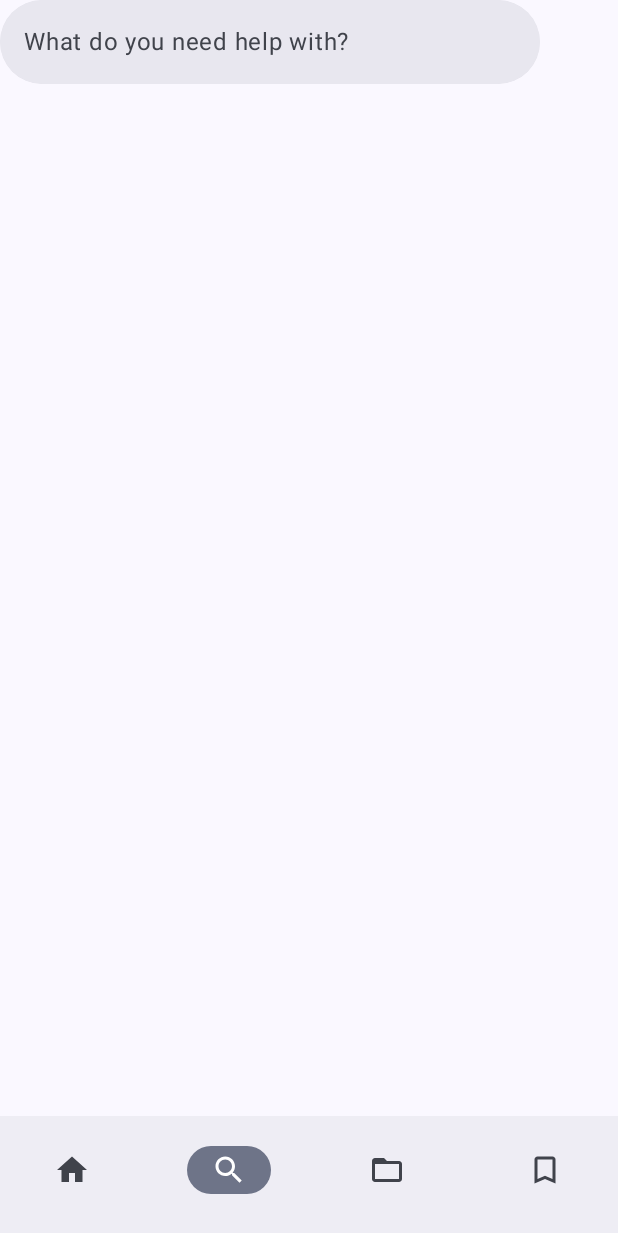
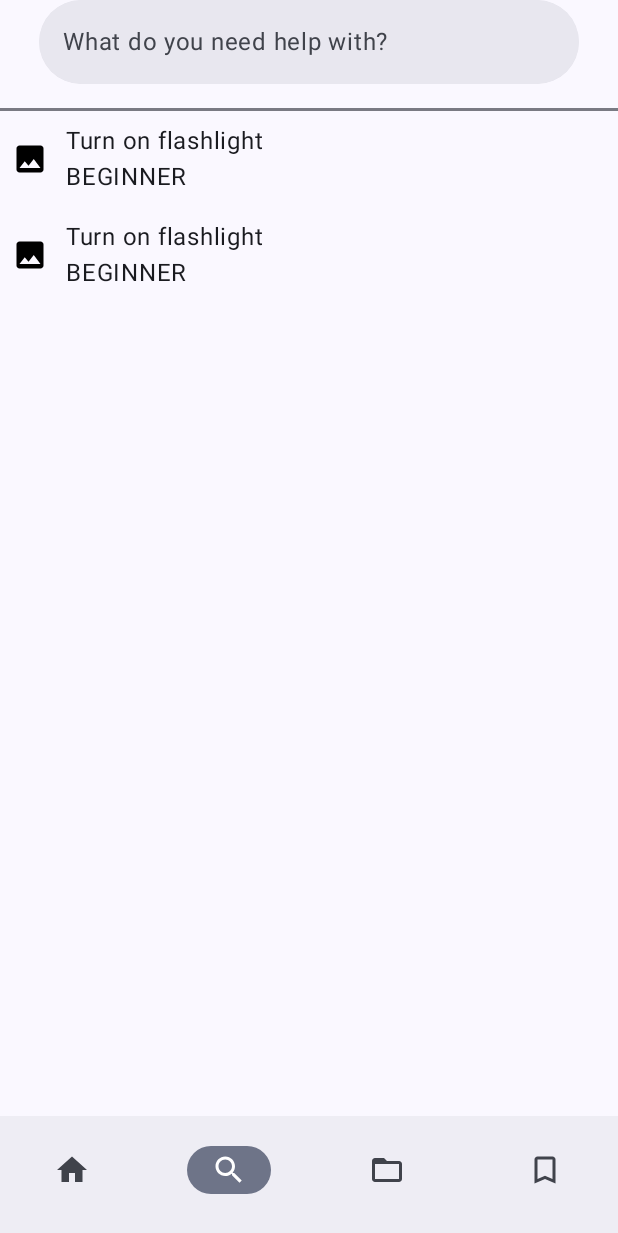
Before and after one commit to EmmaHelser/Accessibili-Buddy, an Android app built with Jetpack Compose: the SearchScreen screen opened through its navigation route, on a phone screen of 412 x 824 dp. Shown: the top 1233 px of the screen. Run offline under Robolectric (Android 15) with nearby library versions, the phone set to English and light mode, and no system bars; our stand-ins replace Dagger/Hilt's generated code; libraries missing offline, so code that uses them is left out: androidx.hilt.lifecycle.

Commit message:
working on search screen UI

```diff
--- a/app/src/main/java/com/experimental/accessibili_buddy/search/SearchScreen.kt
+++ b/app/src/main/java/com/experimental/accessibili_buddy/search/SearchScreen.kt
@@ -4,20 +4,29 @@ import androidx.compose.foundation.Image
 import androidx.compose.foundation.layout.Arrangement
 import androidx.compose.foundation.layout.Column
 import androidx.compose.foundation.layout.Row
+import androidx.compose.foundation.layout.Spacer
 import androidx.compose.foundation.layout.fillMaxSize
+import androidx.compose.foundation.layout.fillMaxWidth
+import androidx.compose.foundation.layout.height
+import androidx.compose.foundation.layout.padding
 import androidx.compose.foundation.lazy.LazyColumn
+import androidx.compose.foundation.lazy.items
 import androidx.compose.foundation.text.input.rememberTextFieldState
 import androidx.compose.material.icons.Icons
 import androidx.compose.material.icons.filled.Image
 import androidx.compose.material3.ExperimentalMaterial3Api
+import androidx.compose.material3.HorizontalDivider
 import androidx.compose.material3.SearchBar
 import androidx.compose.material3.SearchBarDefaults
 import androidx.compose.material3.Text
 import androidx.compose.material3.rememberSearchBarState
 import androidx.compose.runtime.Composable
+import androidx.compose.ui.Alignment
 import androidx.compose.ui.Modifier
 import androidx.compose.ui.unit.dp
 import androidx.hilt.lifecycle.viewmodel.compose.hiltViewModel
+import com.experimental.accessibili_buddy.data.CategoryEnum
+import com.experimental.accessibili_buddy.data.LevelEnum
 import com.experimental.accessibili_buddy.data.Tutorial
 
 @OptIn(ExperimentalMaterial3Api::class)
@@ -38,15 +47,45 @@ fun SearchScreen(
         )
     }
 
+    val results = listOf(
+        Tutorial(
+            1,
+            "Turn on flashlight",
+            listOf(),
+            LevelEnum.BEGINNER,
+            setOf(CategoryEnum.GETTING_AROUND_THE_PHONE),
+        ),
+        Tutorial(
+            2,
+            "Turn on flashlight",
+            listOf(),
+            LevelEnum.BEGINNER,
+            setOf(CategoryEnum.GETTING_AROUND_THE_PHONE),
+        )
+    )
+
     Column(
-        modifier = modifier,
+        modifier = modifier.fillMaxSize(),
+        horizontalAlignment = Alignment.CenterHorizontally,
     ) {
         SearchBar(
             state = searchBarState,
             inputField = inputField,
         )
-        LazyColumn() {
-
+        Spacer(modifier = Modifier.height(16.dp))
+        HorizontalDivider(
+            modifier = Modifier.fillMaxWidth(),
+            thickness = 2.dp,
+        )
+        LazyColumn(
+            modifier = Modifier.fillMaxSize(),
+        ) {
+            items(
+                items = results,
+                key = { it.id }
+            ) { result ->
+                SearchItem(result)
+            }
         }
     }
 }
@@ -57,7 +96,9 @@ fun SearchItem(
     modifier: Modifier = Modifier,
 ) {
     Row(
-        horizontalArrangement = Arrangement.spacedBy(8.dp)
+        modifier = modifier.padding(8.dp),
+        horizontalArrangement = Arrangement.spacedBy(12.dp),
+        verticalAlignment = Alignment.CenterVertically,
     ) {
         Image(
             imageVector = Icons.Default.Image,
```
